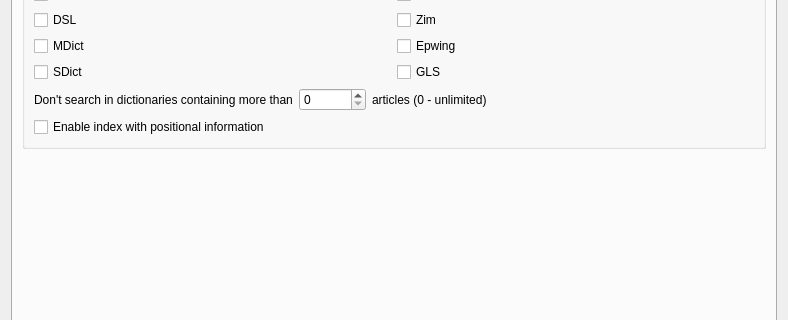
First picture: the form in src/ui/preferences.ui, repository xiaoyifang/goldendict-ng, before the edit; both pictures show x 0 to 788 and y 143 to 463 of the 788 by 730 pixel window.
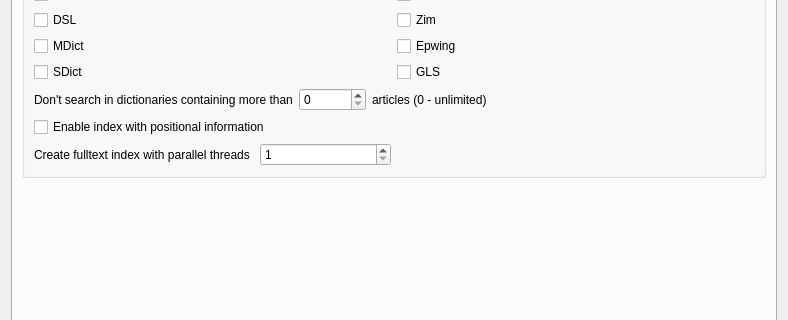
Second picture: the form after the edit. The open tabs and pages were chosen to show the change. Icons and pictures are not drawn. Custom widgets are drawn as their Qt base class.

Commit message: feat: add an option to control the thread count when create the fulltext

Diff of the .ui file:
```diff
--- a/src/ui/preferences.ui
+++ b/src/ui/preferences.ui
@@ -1544,6 +1544,24 @@
             </property>
            </widget>
           </item>
+          <item row="8" column="0">
+           <layout class="QHBoxLayout" name="horizontalLayout_18">
+            <item>
+             <widget class="QLabel" name="label_7">
+              <property name="text">
+               <string>Create fulltext index with parallel threads </string>
+              </property>
+             </widget>
+            </item>
+            <item>
+             <widget class="QSpinBox" name="parallelThreads">
+              <property name="minimum">
+               <number>1</number>
+              </property>
+             </widget>
+            </item>
+           </layout>
+          </item>
          </layout>
         </widget>
        </item>
```
Left out of the diff: 100 changed lines with no effect on the pictures. The commit also changes 4 other files.
